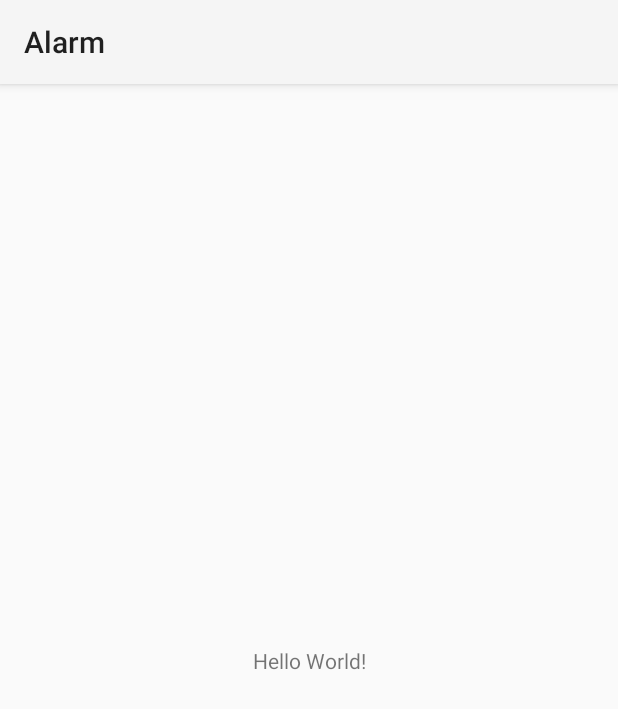
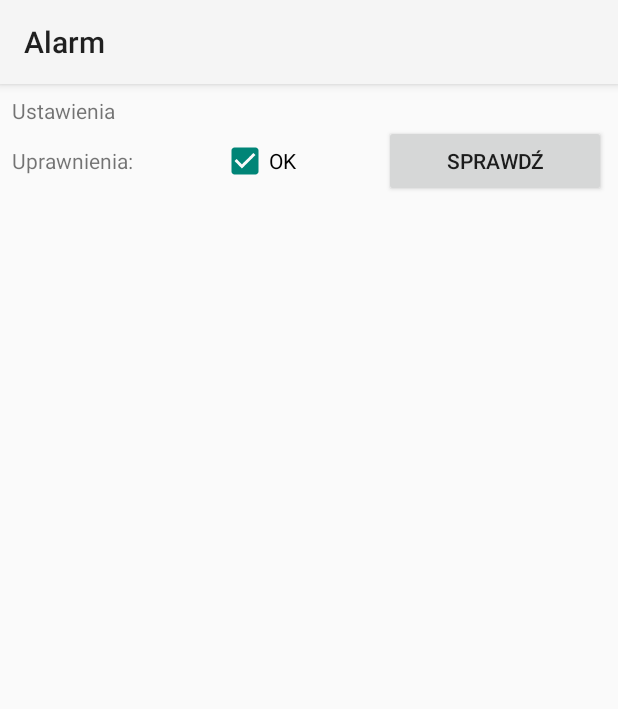
Before and after one commit to xxmxaxrxtxaxx/Alarm, an Android app: the screen it shows after launch (MainActivity), on a phone screen of 412 x 824 dp. Shown: the top 709 px of the screen. Run offline under Robolectric (Android 15) with nearby library versions, the phone set to English and light mode, and no system bars.

Commit message:
dodane uprawnienia

```diff
--- /dev/null
+++ b/app/src/main/java/com/example/alarm/Model/WiadomoscSms.kt
@@ -0,0 +1,4 @@
+package com.example.alarm.Model
+
+class WiadomoscSms(val nadawca: String,var tresc: String ="") {
+}
--- /dev/null
+++ b/app/src/main/java/com/example/alarm/View/MainActivity.kt
@@ -0,0 +1,58 @@
+package com.example.alarm.View
+
+import android.Manifest
+import android.content.pm.PackageManager
+import androidx.appcompat.app.AppCompatActivity
+import android.os.Bundle
+import android.widget.Button
+import android.widget.CheckBox
+import androidx.core.app.ActivityCompat
+import androidx.core.content.ContextCompat
+import com.example.alarm.R
+
+class MainActivity : AppCompatActivity() {
+    val idZadania = 383939;
+
+    override fun onCreate(savedInstanceState: Bundle?) {
+        super.onCreate(savedInstanceState)
+        setContentView(R.layout.activity_main)
+
+        odswiezUprawnienia();
+        findViewById<Button>(R.id.btnUprawnienia).setOnClickListener{
+            zadajUpranien();
+        }
+    }
+
+    override fun onRequestPermissionsResult(
+            requestCode: Int,
+            permissions: Array<out String>,
+            grantResults: IntArray
+    ) {
+        super.onRequestPermissionsResult(requestCode, permissions, grantResults)
+        if(requestCode==idZadania){
+            odswiezUprawnienia();
+        }
+    }
+
+    fun odswiezUprawnienia(){
+        var checkbox = findViewById<CheckBox>(R.id.cbUprawnienia)
+        if(sprawdzUprawnienia()){
+            checkbox.isChecked = true;
+            checkbox.text = "OK"
+        }else{
+            checkbox.isChecked = false;
+            checkbox.text = "Brak"
+        }
+    }
+
+    fun sprawdzUprawnienia(): Boolean {
+        return ContextCompat.checkSelfPermission(this, Manifest.permission.RECEIVE_SMS) == PackageManager.PERMISSION_GRANTED
+                && ContextCompat.checkSelfPermission(this, Manifest.permission.READ_SMS) == PackageManager.PERMISSION_GRANTED
+                && ContextCompat.checkSelfPermission(this, Manifest.permission.READ_PHONE_STATE) == PackageManager.PERMISSION_GRANTED
+    }
+
+    fun zadajUpranien(){
+        ActivityCompat.requestPermissions(this, arrayOf(Manifest.permission.RECEIVE_SMS, Manifest.permission.READ_SMS, Manifest.permission.READ_PHONE_STATE), idZadania)
+    }
+
+}
--- a/app/src/main/res/layout/activity_main.xml
+++ b/app/src/main/res/layout/activity_main.xml
@@ -4,15 +4,54 @@
     xmlns:tools="http://schemas.android.com/tools"
     android:layout_width="match_parent"
     android:layout_height="match_parent"
-    tools:context=".MainActivity">
+    tools:context=".View.MainActivity">
 
-    <TextView
-        android:layout_width="wrap_content"
+    <LinearLayout
+        android:layout_width="match_parent"
         android:layout_height="wrap_content"
-        android:text="Hello World!"
-        app:layout_constraintBottom_toBottomOf="parent"
-        app:layout_constraintLeft_toLeftOf="parent"
-        app:layout_constraintRight_toRightOf="parent"
-        app:layout_constraintTop_toTopOf="parent" />
+        android:layout_marginStart="8dp"
+        android:layout_marginLeft="8dp"
+        android:layout_marginTop="8dp"
+        android:layout_marginEnd="8dp"
+        android:layout_marginRight="8dp"
+        android:orientation="vertical"
+        app:layout_constraintEnd_toEndOf="parent"
+        app:layout_constraintStart_toStartOf="parent"
+        app:layout_constraintTop_toTopOf="parent">
+
+        <TextView
+            android:id="@+id/textView"
+            android:layout_width="match_parent"
+            android:layout_height="wrap_content"
+            android:text="Ustawienia" />
+
+        <LinearLayout
+            android:layout_width="match_parent"
+            android:layout_height="match_parent"
+            android:orientation="horizontal">
+
+            <TextView
+                android:id="@+id/txtUprawnienia"
+                android:layout_width="wrap_content"
+                android:layout_height="wrap_content"
+                android:layout_weight="1"
+                android:text="Uprawnienia:" />
+
+            <CheckBox
+                android:id="@+id/cbUprawnienia"
+                android:layout_width="wrap_content"
+                android:layout_height="wrap_content"
+                android:layout_weight="1"
+                android:text="Przyznane" />
+
+            <Button
+                android:id="@+id/btnUprawnienia"
+                android:layout_width="wrap_content"
+                android:layout_height="wrap_content"
+                android:layout_weight="1"
+                android:text="Sprawdź" />
+        </LinearLayout>
+
+    </LinearLayout>
 
 </androidx.constraintlayout.widget.ConstraintLayout>
```
Also changed, not shown: app/src/main/AndroidManifest.xml (+12 -2 lines), app/src/main/java/com/example/alarm/MainActivity.kt (deleted, +0 -11 lines), app/src/main/java/com/example/alarm/Services/ObslugaWiadomosci.kt (added, +12 -0 lines), app/src/main/java/com/example/alarm/Services/SerwisSms.kt (added, +40 -0 lines).
